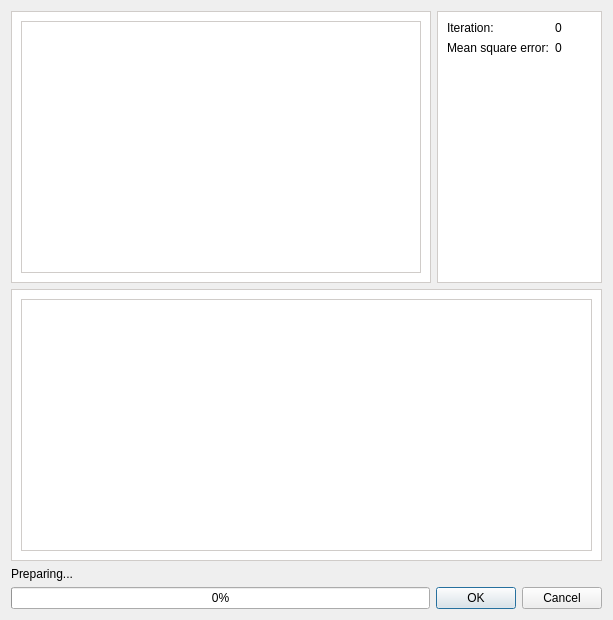
timschneeb/DDCToolbox, file widget/CurveFittingWorkerDialog.ui: the form before one commit.
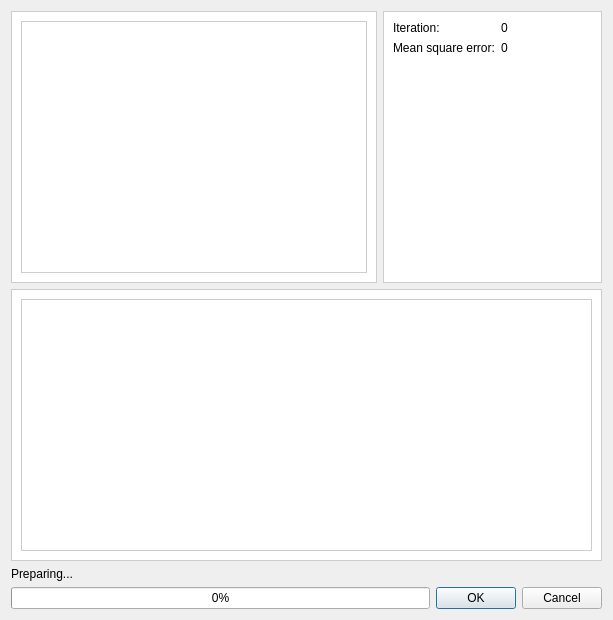
The form after the commit. Custom widgets are drawn as their Qt base class.

```diff
--- a/widget/CurveFittingWorkerDialog.ui
+++ b/widget/CurveFittingWorkerDialog.ui
@@ -18,7 +18,7 @@
   </property>
   <layout class="QVBoxLayout" name="verticalLayout">
    <item>
-    <layout class="QHBoxLayout" name="horizontalLayout_2" stretch="10,1">
+    <layout class="QHBoxLayout" name="horizontalLayout_2" stretch="5,3">
      <item>
       <widget class="QFrame" name="rmseFrame">
        <property name="styleSheet">
```
